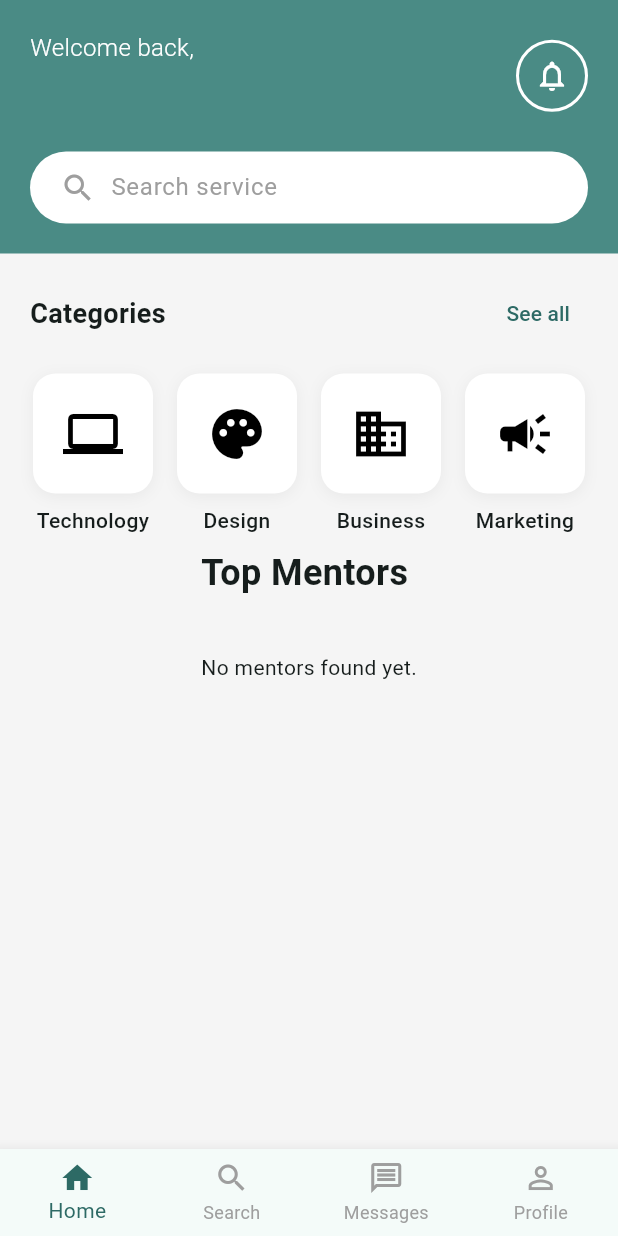
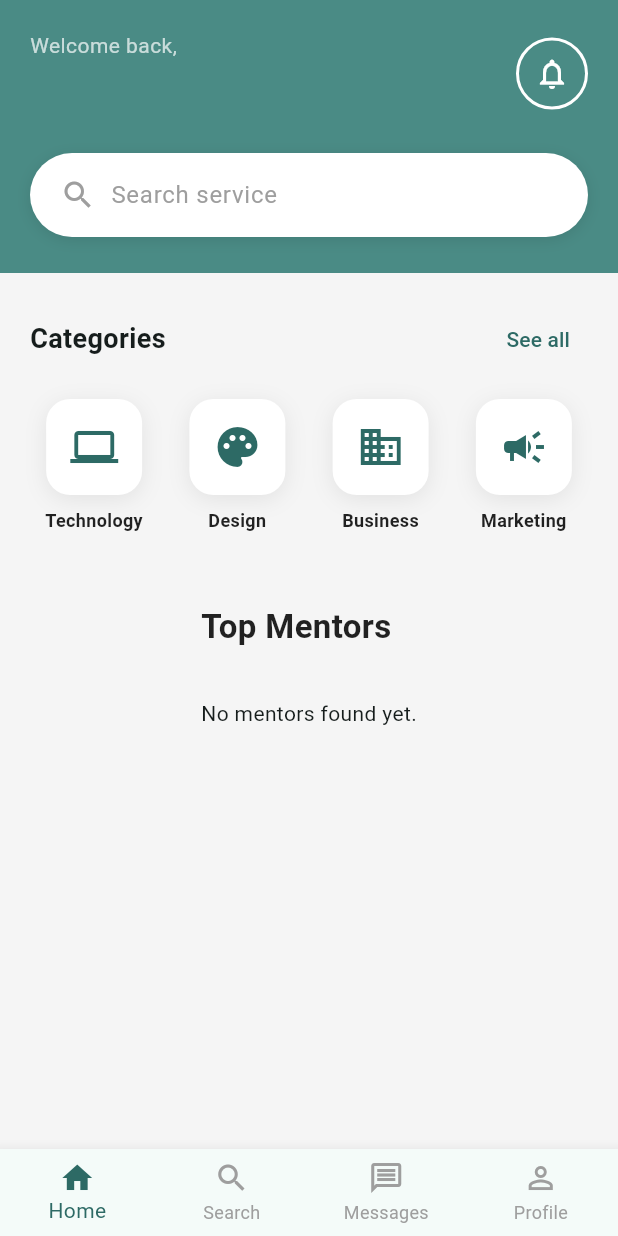
Before and after one commit to gguibone142629tc-rgb/Skill-Up-, a Flutter app: the screen it shows once a user with an empty profile is signed in, on a phone screen of 412 x 824 dp. Run offline on Flutter 3.47's test engine with Material 3 defaults, Android fonts, the phone set to English and light mode, and no system bars; our stand-ins replace cloud_firestore, firebase_auth, firebase_core, firebase_storage, flutter_svg, image_picker; accounts and stored records are empty.

Commit message:
Improve homepage UI

```diff
--- a/lib/home_page/pages/home_page.dart
+++ b/lib/home_page/pages/home_page.dart
@@ -1,5 +1,4 @@
 // Location: home_page/pages/home_page.dart
-
 
 import 'package:finaproj/home_page/widgets/categories_section.dart';
 import 'package:finaproj/home_page/widgets/custom_app_bar.dart';
@@ -7,15 +6,12 @@ import 'package:finaproj/home_page/widgets/top_mentors_section.dart';
 import 'package:finaproj/main.dart';
 import 'package:flutter/material.dart';
 
-
-
 class HomePage extends StatelessWidget {
   const HomePage({super.key});
 
   @override
   Widget build(BuildContext context) {
     return Scaffold(
-
       backgroundColor: Colors.grey[100],
       body: SafeArea(
         // The fix: Add bottom: false so the scroll view can go behind the nav bar
@@ -29,7 +25,7 @@ class HomePage extends StatelessWidget {
               const TopMentorsSection(),
               // Add a small spacer at the bottom so the last card isn't
               // cut off by the navigation bar
-              const SizedBox(height: 20),
+              const SizedBox(height: 90),
             ],
           ),
         ),
--- a/lib/home_page/widgets/categories_section.dart
+++ b/lib/home_page/widgets/categories_section.dart
@@ -7,7 +7,7 @@ class CategoriesSection extends StatelessWidget {
   @override
   Widget build(BuildContext context) {
     return Padding(
-      padding: EdgeInsets.symmetric(horizontal: 20, vertical: 16),
+      padding: const EdgeInsets.fromLTRB(20, 20, 20, 16),
       child: Column(
         children: [
           Row(
@@ -29,14 +29,15 @@ class CategoriesSection extends StatelessWidget {
               ),
             ],
           ),
-          SizedBox(height: 16),
+          const SizedBox(height: 16),
           GridView.count(
             crossAxisCount: 4,
             shrinkWrap: true,
-            physics: NeverScrollableScrollPhysics(),
-            crossAxisSpacing: 12,
-            mainAxisSpacing: 12,
-            children: [
+            physics: const NeverScrollableScrollPhysics(),
+            crossAxisSpacing: 10,
+            mainAxisSpacing: 10,
+            childAspectRatio: 0.85,
+            children: const [
               CategoryCard(icon: Icons.computer, label: 'Technology'),
               CategoryCard(icon: Icons.palette, label: 'Design'),
               CategoryCard(icon: Icons.business, label: 'Business'),
--- a/lib/home_page/widgets/category_card.dart
+++ b/lib/home_page/widgets/category_card.dart
@@ -11,25 +11,31 @@ class CategoryCard extends StatelessWidget {
     return Column(
       children: [
         Container(
-          padding: EdgeInsets.all(20),
+          padding: const EdgeInsets.all(16),
           decoration: BoxDecoration(
             color: Colors.white,
-            borderRadius: BorderRadius.circular(15),
+            borderRadius: BorderRadius.circular(16),
             boxShadow: [
               BoxShadow(
-                color: Colors.black.withOpacity(0.05),
-                blurRadius: 8,
-                offset: Offset(0, 2),
+                color: Colors.black.withOpacity(0.08),
+                blurRadius: 12,
+                offset: const Offset(0, 3),
               ),
             ],
           ),
-          child: Icon(icon, size: 40, color: Colors.black),
+          child: Icon(icon, size: 32, color: const Color(0xFF2D6A65)),
         ),
-        SizedBox(height: 8),
+        const SizedBox(height: 8),
         Text(
           label,
-          style: TextStyle(fontSize: 14, fontWeight: FontWeight.w500),
+          style: const TextStyle(
+            fontSize: 12,
+            fontWeight: FontWeight.w600,
+            color: Colors.black87,
+          ),
           textAlign: TextAlign.center,
+          maxLines: 2,
+          overflow: TextOverflow.ellipsis,
         ),
       ],
     );
--- a/lib/home_page/widgets/custom_app_bar.dart
+++ b/lib/home_page/widgets/custom_app_bar.dart
@@ -11,8 +11,10 @@ class CustomAppBar extends StatelessWidget {
     final String? uid = FirebaseAuth.instance.currentUser?.uid;
 
     return Container(
-      padding: const EdgeInsets.all(20),
-      decoration: const BoxDecoration(color: Color(0xFF4A8B85)),
+      padding: const EdgeInsets.fromLTRB(20, 20, 20, 24),
+      decoration: const BoxDecoration(
+        color: Color(0xFF4A8B85),
+      ),
       child: Column(
         crossAxisAlignment: CrossAxisAlignment.start,
         children: [
@@ -26,19 +28,24 @@ class CustomAppBar extends StatelessWidget {
                   const Text(
                     'Welcome back,',
                     style: TextStyle(
-                      color: Colors.white,
-                      fontSize: 16,
-                      fontWeight: FontWeight.w300,
+                      color: Colors.white70,
+                      fontSize: 14,
+                      fontWeight: FontWeight.w400,
+                      letterSpacing: 0.3,
                     ),
                   ),
                   const SizedBox(height: 4),
 
                   // FETCHING THE NAME FROM FIRESTORE
                   FutureBuilder<DocumentSnapshot>(
-                    future: FirebaseFirestore.instance.collection('users').doc(uid).get(),
+                    future: FirebaseFirestore.instance
+                        .collection('users')
+                        .doc(uid)
+                        .get(),
                     builder: (context, snapshot) {
                       if (snapshot.hasData && snapshot.data!.exists) {
-                        var userData = snapshot.data!.data() as Map<String, dynamic>;
+                        var userData =
+                            snapshot.data!.data() as Map<String, dynamic>;
                         String firstName = userData['firstName'] ?? 'User';
                         String lastName = userData['lastName'] ?? '';
 
@@ -56,10 +63,9 @@ class CustomAppBar extends StatelessWidget {
                       return const Text(
                         'Loading...',
                         style: TextStyle(
-                          color: Colors.white,
-                          fontSize: 24,
-                          fontWeight: FontWeight.bold
-                        ),
+                            color: Colors.white,
+                            fontSize: 24,
+                            fontWeight: FontWeight.bold),
                       );
                     },
                   ),
@@ -80,13 +86,20 @@ class CustomAppBar extends StatelessWidget {
               ),
             ],
           ),
-          const SizedBox(height: 20),
+          const SizedBox(height: 24),
           // Search Bar
           Container(
-            padding: const EdgeInsets.symmetric(horizontal: 20),
+            padding: const EdgeInsets.symmetric(horizontal: 20, vertical: 4),
             decoration: BoxDecoration(
               color: Colors.white,
               borderRadius: BorderRadius.circular(30),
+              boxShadow: [
+                BoxShadow(
+                  color: Colors.black.withOpacity(0.1),
+                  blurRadius: 8,
+                  offset: const Offset(0, 2),
+                ),
+              ],
             ),
             child: Row(
               children: [
--- a/lib/home_page/widgets/top_mentors_section.dart
+++ b/lib/home_page/widgets/top_mentors_section.dart
@@ -12,10 +12,14 @@ class TopMentorsSection extends StatelessWidget {
       crossAxisAlignment: CrossAxisAlignment.start,
       children: [
         const Padding(
-          padding: EdgeInsets.symmetric(horizontal: 20, vertical: 16),
+          padding: EdgeInsets.fromLTRB(20, 20, 20, 12),
           child: Text(
             'Top Mentors',
-            style: TextStyle(fontSize: 24, fontWeight: FontWeight.bold),
+            style: TextStyle(
+              fontSize: 22,
+              fontWeight: FontWeight.bold,
+              color: Colors.black87,
+            ),
           ),
         ),
 
@@ -41,9 +45,7 @@ class TopMentorsSection extends StatelessWidget {
             // Convert Firestore documents into your Mentor model
             final mentors = snapshot.data!.docs.map((doc) {
               return Mentor.fromFirestore(
-                doc.data() as Map<String, dynamic>,
-                doc.id
-              );
+                  doc.data() as Map<String, dynamic>, doc.id);
             }).toList();
 
             return ListView.builder(
```
Also changed, not shown: lib/home_page/widgets/mentor_card.dart (+64 -25 lines), lib/main.dart (+13 -13 lines). Lines whose indentation alone changed are shown as unchanged.
